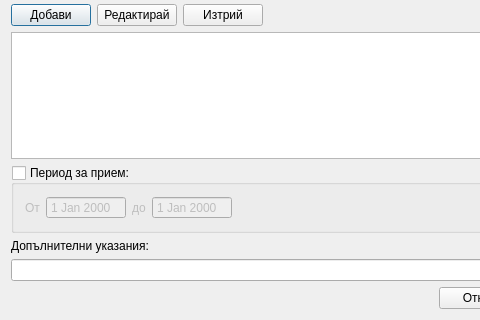
Before: the Qt Designer form src/View/Widgets/MedicationDialog.ui in thefinalcutbg/OpenPrescription, drawn with Qt 5; both pictures show x 0 to 480 and y 104 to 424 of the 616 by 424 pixel window.
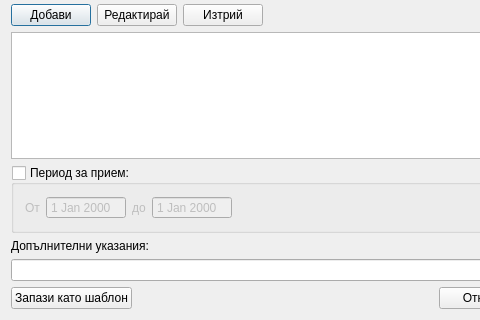
After: the same form once the commit is applied. Custom widgets are drawn as their Qt base class.

Commit message: medication template functionality added

```diff
--- a/src/View/Widgets/MedicationDialog.ui
+++ b/src/View/Widgets/MedicationDialog.ui
@@ -265,6 +265,13 @@
    </item>
    <item>
     <layout class="QHBoxLayout" name="horizontalLayout_4">
+     <item>
+      <widget class="QPushButton" name="templateButton">
+       <property name="text">
+        <string>Запази като шаблон</string>
+       </property>
+      </widget>
+     </item>
      <item>
       <spacer name="horizontalSpacer_4">
        <property name="orientation">
```
The commit also changes 24 other files.
